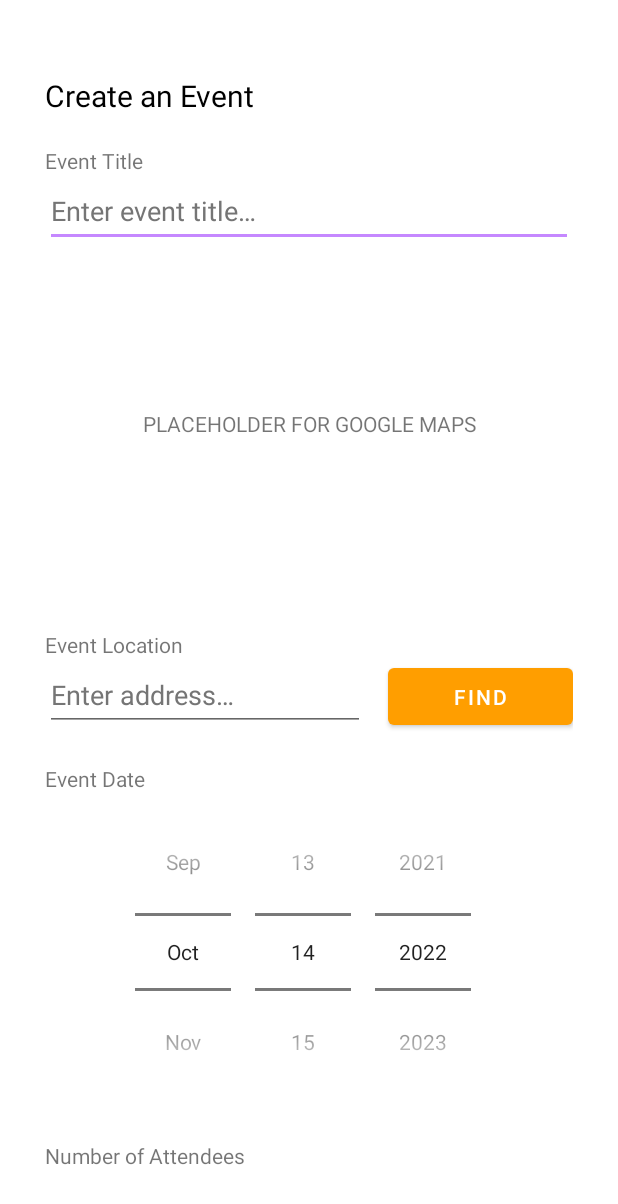
After one commit to sallyklpoon/pocket-scouts, an Android app: the CreateEventActivity screen opened directly, with no data from a screen before it, on a phone screen of 412 x 824 dp. The commit adds this screen. Shown: the top 1204 px of the screen. Run offline under Robolectric (Android 15) with nearby library versions, the phone set to English and light mode, and no system bars.

Commit message:
Added files from previous branch -- attempting to troubleshoot navbar

```diff
--- /dev/null
+++ b/app/src/main/java/com/example/termproject/CreateEventActivity.java
@@ -0,0 +1,14 @@
+package com.example.termproject;
+
+import android.os.Bundle;
+
+import androidx.appcompat.app.AppCompatActivity;
+
+public class CreateEventActivity extends AppCompatActivity {
+
+    @Override
+    protected void onCreate(Bundle savedInstanceState) {
+        super.onCreate(savedInstanceState);
+        setContentView(R.layout.create_event);
+    }
+}
--- /dev/null
+++ b/app/src/main/java/com/example/termproject/CreateEventMapFragment.java
@@ -0,0 +1,64 @@
+package com.example.termproject;
+
+import android.os.Bundle;
+
+import androidx.fragment.app.Fragment;
+
+import android.view.LayoutInflater;
+import android.view.View;
+import android.view.ViewGroup;
+
+/**
+ * A simple {@link Fragment} subclass.
+ * Use the {@link CreateEventMapFragment#newInstance} factory method to
+ * create an instance of this fragment.
+ */
+public class CreateEventMapFragment extends Fragment {
+
+    // Rename parameter arguments, choose names that match
+    // the fragment initialization parameters, e.g. ARG_ITEM_NUMBER
+    private static final String ARG_PARAM1 = "param1";
+    private static final String ARG_PARAM2 = "param2";
+
+    // Rename and change types of parameters
+    private String mParam1;
+    private String mParam2;
+
+    public CreateEventMapFragment() {
+        // Required empty public constructor
+    }
+
+    /**
+     * Use this factory method to create a new instance of
+     * this fragment using the provided parameters.
+     *
+     * @param param1 Parameter 1.
+     * @param param2 Parameter 2.
+     * @return A new instance of fragment CreateEventMapFragment.
+     */
+    // Rename and change types and number of parameters
+    public static CreateEventMapFragment newInstance(String param1, String param2) {
+        CreateEventMapFragment fragment = new CreateEventMapFragment();
+        Bundle args = new Bundle();
+        args.putString(ARG_PARAM1, param1);
+        args.putString(ARG_PARAM2, param2);
+        fragment.setArguments(args);
+        return fragment;
+    }
+
+    @Override
+    public void onCreate(Bundle savedInstanceState) {
+        super.onCreate(savedInstanceState);
+        if (getArguments() != null) {
+            mParam1 = getArguments().getString(ARG_PARAM1);
+            mParam2 = getArguments().getString(ARG_PARAM2);
+        }
+    }
+
+    @Override
+    public View onCreateView(LayoutInflater inflater, ViewGroup container,
+                             Bundle savedInstanceState) {
+        // Inflate the layout for this fragment
+        return inflater.inflate(R.layout.fragment_create_event_map, container, false);
+    }
+}
--- /dev/null
+++ b/app/src/main/res/layout/create_event.xml
@@ -0,0 +1,147 @@
+<?xml version="1.0" encoding="utf-8"?>
+<androidx.constraintlayout.widget.ConstraintLayout
+    xmlns:android="http://schemas.android.com/apk/res/android"
+    xmlns:tools="http://schemas.android.com/tools"
+    android:layout_width="fill_parent"
+    android:layout_height="fill_parent"
+    android:padding="30dp">
+
+    <LinearLayout
+        android:layout_width="match_parent"
+        android:layout_height="match_parent"
+        android:orientation="vertical">
+
+        <TextView
+            android:id="@+id/createEvent"
+            android:layout_marginTop="20sp"
+            android:layout_width="wrap_content"
+            android:layout_height="wrap_content"
+            android:text="@string/create_event_title"
+            android:textFontWeight="500"
+            android:textSize="20sp"
+            android:textColor="@color/black"
+            android:gravity="start" />
+
+        <TextView
+            android:id="@+id/eventTitleLabel"
+            android:layout_marginTop="20sp"
+            android:layout_width="wrap_content"
+            android:layout_height="wrap_content"
+            android:text="@string/create_event_title_label"
+            android:textFontWeight="500"
+            android:gravity="start" />
+
+        <EditText
+            android:id="@+id/eventTitleInput"
+            android:layout_width="fill_parent"
+            android:layout_height="wrap_content"
+            android:autofillHints=""
+            android:ems="10"
+            android:hint="@string/create_event_title_hint"
+            android:inputType="textPersonName"
+            android:minHeight="48dp"
+            android:textColorHint="#757575" />
+
+        <androidx.fragment.app.FragmentContainerView
+            android:id="@+id/fragmentContainerView2"
+            android:name="com.example.termproject.CreateEventMapFragment"
+            android:layout_width="match_parent"
+            android:layout_height="235dp"
+            tools:layout="@layout/fragment_create_event_map" />
+
+        <TextView
+            android:id="@+id/eventLocationLabel"
+            android:layout_marginTop="20sp"
+            android:layout_width="wrap_content"
+            android:layout_height="wrap_content"
+            android:text="@string/create_event_address_label"
+            android:textFontWeight="500"
+            android:gravity="start" />
+
+        <LinearLayout
+            android:layout_width="fill_parent"
+            android:layout_height="wrap_content"
+            android:orientation="horizontal">
+
+            <EditText
+                android:id="@+id/create_event_address_hint"
+                android:layout_width="wrap_content"
+                android:layout_height="wrap_content"
+                android:layout_marginEnd="15sp"
+                android:autofillHints=""
+                android:ems="10"
+                android:hint="@string/create_event_address_hint"
+                android:inputType="textPersonName"
+                android:minHeight="48dp"
+                android:textColorHint="#757575" />
+
+            <Button
+                android:id="@+id/saveChangesBtn"
+                android:layout_width="fill_parent"
+                android:layout_height="50sp"
+                android:text="@string/create_event_address_btn" />
+
+        </LinearLayout>
+
+        <TextView
+            android:id="@+id/eventDateLabel"
+            android:layout_marginTop="20sp"
+            android:layout_width="wrap_content"
+            android:layout_height="wrap_content"
+            android:text="@string/create_event_date_label"
+            android:textFontWeight="500"
+            android:gravity="start" />
+
+        <DatePicker
+            android:id="@+id/eventDatePicker"
+            android:contentDescription="@string/create_event_date_label"
+            android:layout_width="wrap_content"
+            android:layout_height="wrap_content"
+            android:calendarViewShown="false"
+            android:datePickerMode="spinner"
+            android:spinnersShown="true"
+            android:layout_gravity="center"/>
+
+        <TextView
+            android:id="@+id/eventAttendeesLabel"
+            android:layout_marginTop="20sp"
+            android:layout_width="wrap_content"
+            android:layout_height="wrap_content"
+            android:text="@string/create_event_attendees_label"
+            android:textFontWeight="500"
+            android:gravity="start" />
+
+        <Spinner
+            android:id="@+id/editGender"
+            android:contentDescription="@string/create_event_attendees_label"
+            android:layout_width="fill_parent"
+            android:layout_height="48dp" />
+
+        <TextView
+            android:id="@+id/eventDescriptionLabel"
+            android:layout_marginTop="20sp"
+            android:layout_width="wrap_content"
+            android:layout_height="wrap_content"
+            android:text="@string/create_event_description_label"
+            android:textFontWeight="500"
+            android:gravity="start" />
+
+        <EditText
+            android:id="@+id/eventDescriptionTextArea"
+            android:layout_width="match_parent"
+            android:hint="@string/create_event_description_hint"
+            android:layout_height="150dp"
+            android:inputType="text|textMultiLine"
+            android:gravity="top"
+            android:importantForAutofill="no" />
+
+        <Button
+            android:id="@+id/eventsSaveChangesBtn"
+            android:layout_width="match_parent"
+            android:layout_marginTop="20sp"
+            android:layout_height="wrap_content"
+            android:text="@string/dashboard_save_changes_btn" />
+
+    </LinearLayout>
+
+</androidx.constraintlayout.widget.ConstraintLayout>
--- /dev/null
+++ b/app/src/main/res/layout/fragment_create_event_map.xml
@@ -0,0 +1,14 @@
+<?xml version="1.0" encoding="utf-8"?>
+<FrameLayout xmlns:android="http://schemas.android.com/apk/res/android"
+    xmlns:tools="http://schemas.android.com/tools"
+    android:layout_width="match_parent"
+    android:layout_height="match_parent"
+    tools:context=".CreateEventMapFragment">
+
+    <TextView
+        android:layout_width="match_parent"
+        android:layout_height="match_parent"
+        android:gravity="center"
+        android:text="@string/create_event_map_placeholder" />
+
+</FrameLayout>
--- a/app/src/main/res/values/strings.xml
+++ b/app/src/main/res/values/strings.xml
@@ -9,4 +9,44 @@
     <string name="nav_profile_label">Profile</string>
     <string name="location_search_hint">Where to?</string>
 
+    <!--    User Dashboard-->
+    <string name="dashboard_host_rating_label">Host Rating</string>
+
+    <string name="dashboard_events_attended_month">0</string>
+    <string name="dashboard_events_attended_total">0</string>
+    <string name="dashboard_events_attended_month_label">Events Last Month</string>
+    <string name="dashboard_events_attended_total_label">Events Attended Total</string>
+
+    <string name="dashboard_my_events_btn">My Events</string>
+    <string name="dashboard_host_events_btn">Host an Event</string>
+
+    <string name="dashboard_edit_info">Edit Information</string>
+    <string name="dashboard_edit_name">Edit Name</string>
+    <string name="dashboard_edit_name_hint">Enter new name…</string>
+    <string name="dashboard_edit_birthday">Edit Birthday</string>
+    <string name="dashboard_edit_gender">Edit Gender</string>
+
+    <string name="dashboard_save_changes_btn">Save Changes</string>
+
+    <!--    Create Event-->
+    <string name="create_event_title">Create an Event</string>
+
+    <string name="create_event_title_label">Event Title</string>
+    <string name="create_event_title_hint">Enter event title…</string>
+
+    <string name="create_event_address_label">Event Location</string>
+    <string name="create_event_address_hint">Enter address…</string>
+    <string name="create_event_address_btn">Find</string>
+
+    <string name="create_event_date_label">Event Date</string>
+
+    <string name="create_event_attendees_label">Number of Attendees</string>
+
+    <string name="create_event_description_label">Event Description</string>
+    <string name="create_event_description_hint">Enter event description…</string>
+
+    <!--    Create Event: Map Fragment-->
+    <string name="create_event_map_placeholder">PLACEHOLDER FOR GOOGLE MAPS</string>
+
+
 </resources>
```
Also changed, not shown: app/src/main/AndroidManifest.xml (+23 -0 lines), app/src/main/java/com/example/termproject/NavBarFragment.java (+5 -2 lines), app/src/main/java/com/example/termproject/UserDashboardActivity.java (added, +15 -0 lines), app/src/main/res/layout/user_dashboard.xml (added, +163 -0 lines).
